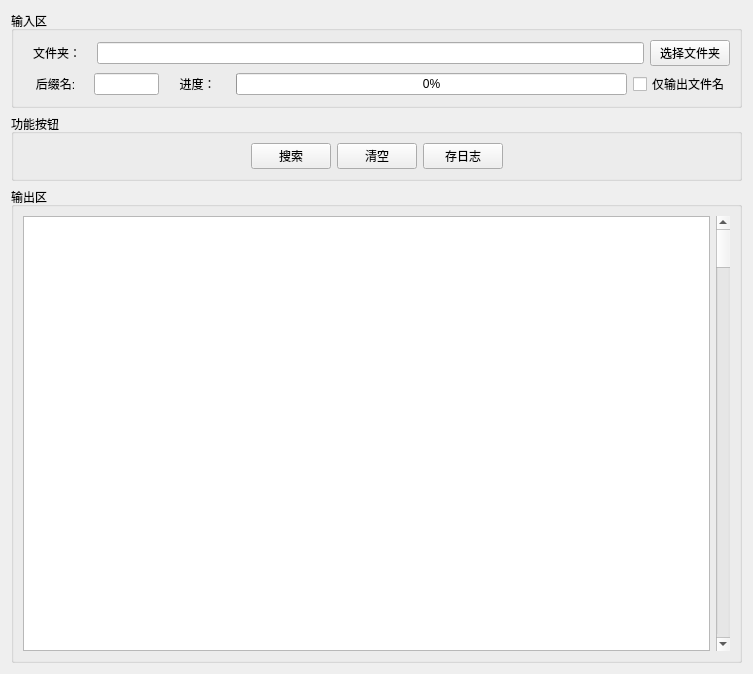
First picture: the form in Demo/Search.ui, repository LeoJiaGeng/JiaGengXiong-Python-Files, before the edit.
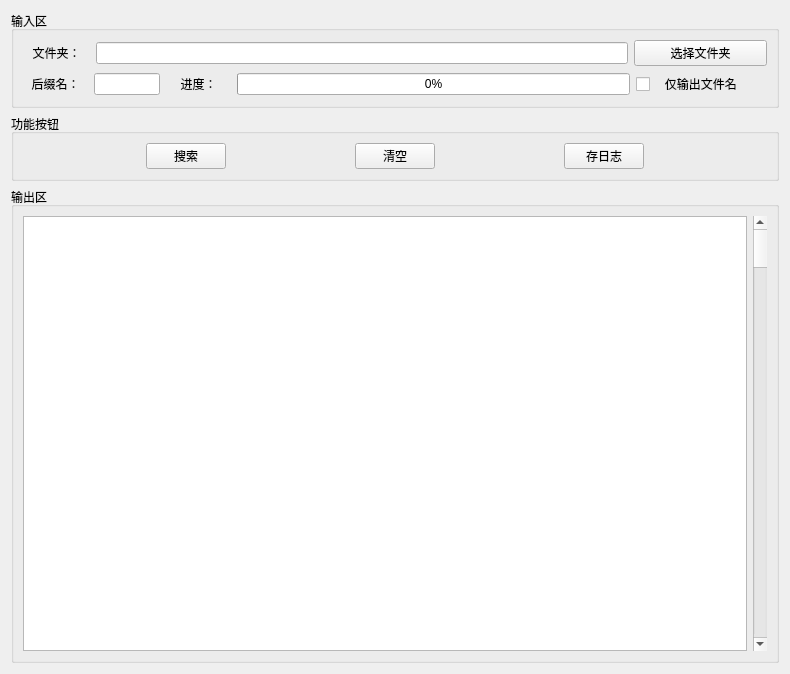
Second picture: the form after the edit. Icons and pictures are not drawn.

Commit message: 时间：2023.8.23 内容：1、完善文件，增加ui资源文件；2、修改界面

Patch:
```diff
--- a/Demo/Search.ui
+++ b/Demo/Search.ui
@@ -6,7 +6,7 @@
    <rect>
     <x>0</x>
     <y>0</y>
-    <width>753</width>
+    <width>790</width>
     <height>674</height>
    </rect>
   </property>
@@ -21,7 +21,7 @@
      </property>
      <layout class="QVBoxLayout" name="verticalLayout">
       <item>
-       <layout class="QHBoxLayout" name="horizontalLayout" stretch="1,8,1">
+       <layout class="QHBoxLayout" name="horizontalLayout" stretch="1,8,2">
         <item>
          <widget class="QLabel" name="label">
           <property name="text">
@@ -45,14 +45,11 @@
        </layout>
       </item>
       <item>
-       <layout class="QHBoxLayout" name="horizontalLayout_2" stretch="1,1,1,6,1">
+       <layout class="QHBoxLayout" name="horizontalLayout_2" stretch="1,1,1,6,2">
         <item>
          <widget class="QLabel" name="label_2">
           <property name="text">
-           <string>后缀名:</string>
-          </property>
-          <property name="pixmap">
-           <pixmap>:/ico/pictures/icos/DM_20230815124713_024.png</pixmap>
+           <string>后缀名：</string>
           </property>
           <property name="alignment">
            <set>Qt::AlignCenter</set>
@@ -80,12 +77,30 @@
           <property name="value">
            <number>0</number>
           </property>
+          <property name="alignment">
+           <set>Qt::AlignCenter</set>
+          </property>
          </widget>
         </item>
         <item>
          <widget class="QCheckBox" name="check_onlyname">
+          <property name="mouseTracking">
+           <bool>true</bool>
+          </property>
+          <property name="tabletTracking">
+           <bool>false</bool>
+          </property>
+          <property name="focusPolicy">
+           <enum>Qt::NoFocus</enum>
+          </property>
+          <property name="contextMenuPolicy">
+           <enum>Qt::DefaultContextMenu</enum>
+          </property>
+          <property name="layoutDirection">
+           <enum>Qt::LeftToRight</enum>
+          </property>
           <property name="text">
-           <string>仅输出文件名</string>
+           <string>   仅输出文件名</string>
           </property>
          </widget>
         </item>
@@ -122,6 +137,19 @@
           </property>
          </widget>
         </item>
+        <item>
+         <spacer name="horizontalSpacer_3">
+          <property name="orientation">
+           <enum>Qt::Horizontal</enum>
+          </property>
+          <property name="sizeHint" stdset="0">
+           <size>
+            <width>40</width>
+            <height>20</height>
+           </size>
+          </property>
+         </spacer>
+        </item>
         <item>
          <widget class="QPushButton" name="btn_clear">
           <property name="text">
@@ -129,6 +157,19 @@
           </property>
          </widget>
         </item>
+        <item>
+         <spacer name="horizontalSpacer_4">
+          <property name="orientation">
+           <enum>Qt::Horizontal</enum>
+          </property>
+          <property name="sizeHint" stdset="0">
+           <size>
+            <width>40</width>
+            <height>20</height>
+           </size>
+          </property>
+         </spacer>
+        </item>
         <item>
          <widget class="QPushButton" name="btn_saveLog">
           <property name="text">
```
Left out of the diff: 2 changed lines with no effect on the pictures. The commit also changes 69 other files.
